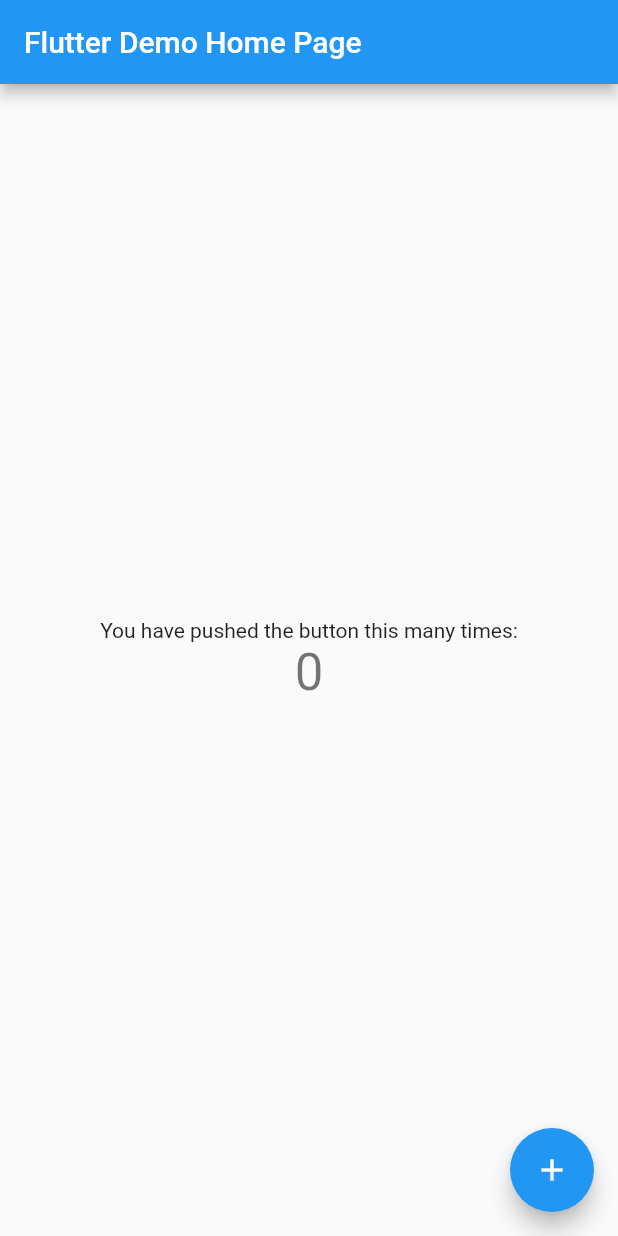
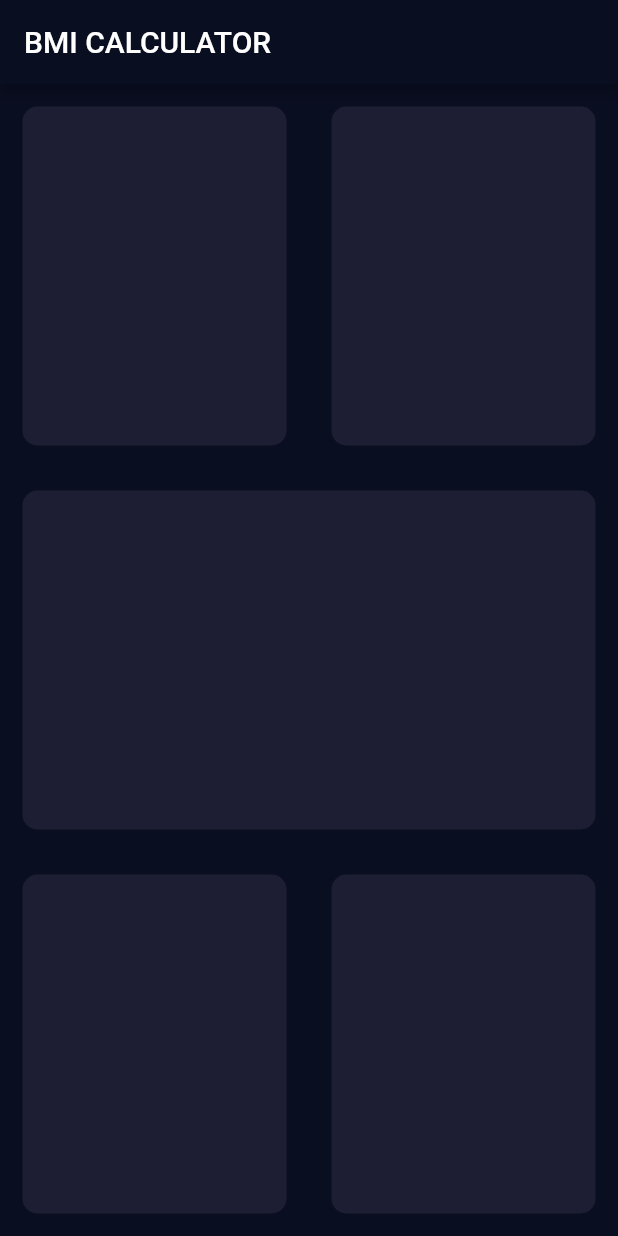
Before and after one commit to AidenLiuSH/BMI_Calculator, a Flutter app: the screen it shows after launch, on a phone screen of 412 x 824 dp. Run offline on Flutter 3.47's test engine with Material 2 defaults, Android fonts, the phone set to English and light mode, and no system bars.

Commit message:
Initial layout

```diff
--- /dev/null
+++ b/lib/input_page.dart
@@ -0,0 +1,76 @@
+import 'package:flutter/material.dart';
+
+class InputPage extends StatefulWidget {
+  @override
+  _InputPageState createState() => _InputPageState();
+}
+
+class _InputPageState extends State<InputPage> {
+  @override
+  Widget build(BuildContext context) {
+    return Scaffold(
+      appBar: AppBar(
+        backgroundColor: Color(0xFF0A0E21),
+        title: Text('BMI CALCULATOR'),
+      ),
+      body: Column(
+        children: <Widget>[
+          Expanded(
+              child: Row(
+            children: <Widget>[
+              Expanded(
+                child: ReusableCard(
+                  reusableCardColor: Color(0xFF1D1E33),
+                ),
+              ),
+              Expanded(
+                child: ReusableCard(
+                  reusableCardColor: Color(0xFF1D1E33),
+                ),
+              ),
+            ],
+          )),
+          Expanded(
+            child: ReusableCard(
+              reusableCardColor: Color(0xFF1D1E33),
+            ),
+          ),
+          Expanded(
+              child: Row(
+            children: <Widget>[
+              Expanded(
+                child: ReusableCard(
+                  reusableCardColor: Color(0xFF1D1E33),
+                ),
+              ),
+              Expanded(
+                child: ReusableCard(
+                  reusableCardColor: Color(0xFF1D1E33),
+                ),
+              ),
+            ],
+          )),
+        ],
+      ),
+    );
+  }
+}
+
+class ReusableCard extends StatelessWidget {
+  ReusableCard({required this.reusableCardColor});
+
+  final Color reusableCardColor;
+
+  @override
+  Widget build(BuildContext context) {
+    return Container(
+      margin: EdgeInsets.all(15.0),
+      decoration: BoxDecoration(
+        //rounded border
+        borderRadius: BorderRadius.circular(10.0),
+        //color can only be inside BoxDecoration if exists.
+        color: reusableCardColor,
+      ),
+    );
+  }
+}
--- a/lib/main.dart
+++ b/lib/main.dart
@@ -1,115 +1,26 @@
 import 'package:flutter/material.dart';
+import 'input_page.dart';
 
-void main() {
-  runApp(const MyApp());
-}
+void main() => runApp(BMICalculator());
 
-class MyApp extends StatelessWidget {
-  const MyApp({Key? key}) : super(key: key);
-
-  // This widget is the root of your application.
+class BMICalculator extends StatelessWidget {
   @override
   Widget build(BuildContext context) {
     return MaterialApp(
-      title: 'Flutter Demo',
-      theme: ThemeData(
-        // This is the theme of your application.
-        //
-        // Try running your application with "flutter run". You'll see the
-        // application has a blue toolbar. Then, without quitting the app, try
-        // changing the primarySwatch below to Colors.green and then invoke
-        // "hot reload" (press "r" in the console where you ran "flutter run",
-        // or simply save your changes to "hot reload" in a Flutter IDE).
-        // Notice that the counter didn't reset back to zero; the application
-        // is not restarted.
-        primarySwatch: Colors.blue,
+      theme: ThemeData.dark().copyWith(
+        primaryColor: Color(0xFF0A0E21),
+        scaffoldBackgroundColor: Color(0xFF0A0E21),
       ),
-      home: const MyHomePage(title: 'Flutter Demo Home Page'),
+      /*theme: ThemeData(
+        primaryColor: Color(0xFF0A0E21),
+        scaffoldBackgroundColor: Color(0xFF0A0E21),
+        accentColor: Colors.purple,
+        textTheme: TextTheme(
+          bodyText1: TextStyle(color: Colors.white),
+          bodyText2: TextStyle(color: Colors.white),
+        ),
+      ),*/
+      home: InputPage(),
     );
   }
 }
-
-class MyHomePage extends StatefulWidget {
-  const MyHomePage({Key? key, required this.title}) : super(key: key);
-
-  // This widget is the home page of your application. It is stateful, meaning
-  // that it has a State object (defined below) that contains fields that affect
-  // how it looks.
-
-  // This class is the configuration for the state. It holds the values (in this
-  // case the title) provided by the parent (in this case the App widget) and
-  // used by the build method of the State. Fields in a Widget subclass are
-  // always marked "final".
-
-  final String title;
-
-  @override
-  State<MyHomePage> createState() => _MyHomePageState();
-}
-
-class _MyHomePageState extends State<MyHomePage> {
-  int _counter = 0;
-
-  void _incrementCounter() {
-    setState(() {
-      // This call to setState tells the Flutter framework that something has
-      // changed in this State, which causes it to rerun the build method below
-      // so that the display can reflect the updated values. If we changed
-      // _counter without calling setState(), then the build method would not be
-      // called again, and so nothing would appear to happen.
-      _counter++;
-    });
-  }
-
-  @override
-  Widget build(BuildContext context) {
-    // This method is rerun every time setState is called, for instance as done
-    // by the _incrementCounter method above.
-    //
-    // The Flutter framework has been optimized to make rerunning build methods
-    // fast, so that you can just rebuild anything that needs updating rather
-    // than having to individually change instances of widgets.
-    return Scaffold(
-      appBar: AppBar(
-        // Here we take the value from the MyHomePage object that was created by
-        // the App.build method, and use it to set our appbar title.
-        title: Text(widget.title),
-      ),
-      body: Center(
-        // Center is a layout widget. It takes a single child and positions it
-        // in the middle of the parent.
-        child: Column(
-          // Column is also a layout widget. It takes a list of children and
-          // arranges them vertically. By default, it sizes itself to fit its
-          // children horizontally, and tries to be as tall as its parent.
-          //
-          // Invoke "debug painting" (press "p" in the console, choose the
-          // "Toggle Debug Paint" action from the Flutter Inspector in Android
-          // Studio, or the "Toggle Debug Paint" command in Visual Studio Code)
-          // to see the wireframe for each widget.
-          //
-          // Column has various properties to control how it sizes itself and
-          // how it positions its children. Here we use mainAxisAlignment to
-          // center the children vertically; the main axis here is the vertical
-          // axis because Columns are vertical (the cross axis would be
-          // horizontal).
-          mainAxisAlignment: MainAxisAlignment.center,
-          children: <Widget>[
-            const Text(
-              'You have pushed the button this many times:',
-            ),
-            Text(
-              '$_counter',
-              style: Theme.of(context).textTheme.headline4,
-            ),
-          ],
-        ),
-      ),
-      floatingActionButton: FloatingActionButton(
-        onPressed: _incrementCounter,
-        tooltip: 'Increment',
-        child: const Icon(Icons.add),
-      ), // This trailing comma makes auto-formatting nicer for build methods.
-    );
-  }
-}
```
Also changed, not shown: 2 other files.
